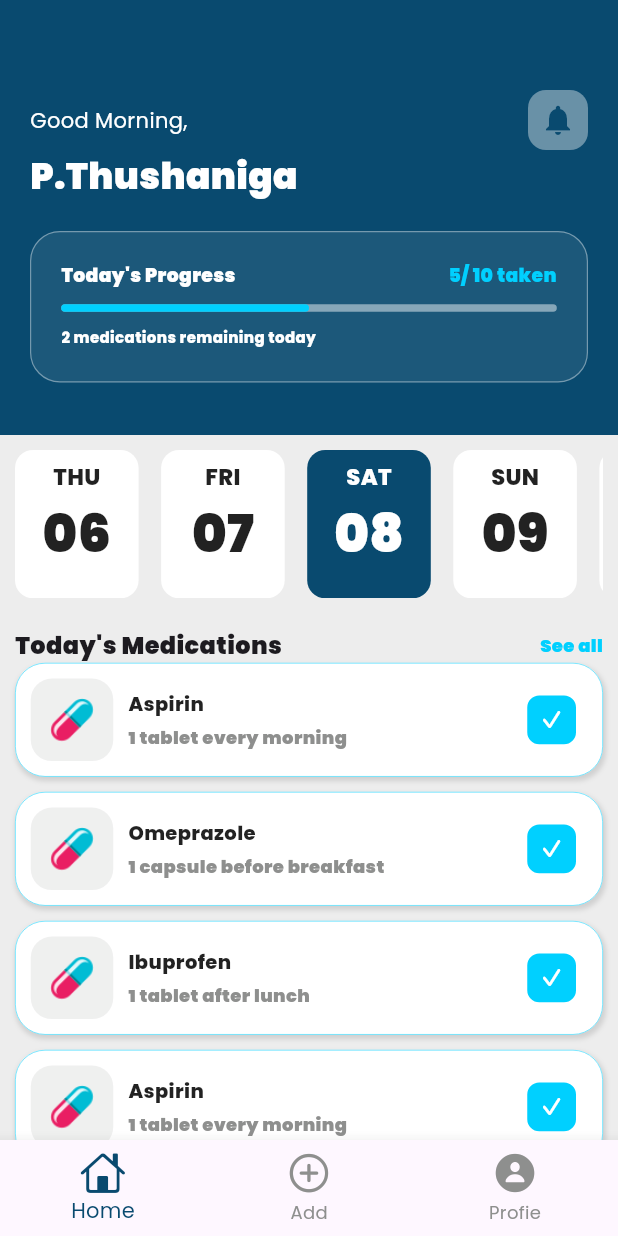
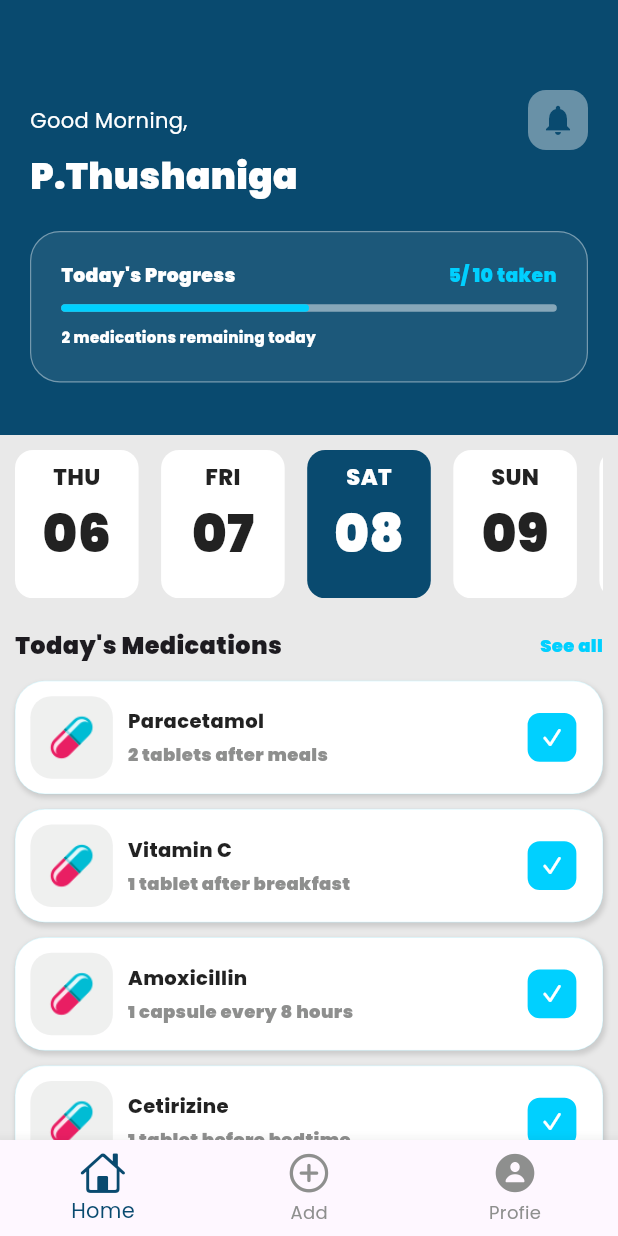
Before and after one commit to nipunagwdev-maker/mobi_health_care_app, a Flutter app: the screen it shows after launch, on a phone screen of 412 x 824 dp. Run offline on Flutter 3.47's test engine with Material 3 defaults, Android fonts, the phone set to English and light mode, and no system bars; our stand-ins replace google_fonts.

```diff
--- a/lib/data/user_data.dart
+++ b/lib/data/user_data.dart
@@ -11,17 +11,38 @@
   remainindDaysForTreatment: 30,
   medicineList: [
     Medicine(
-      medicineName: "Aspirin",
-      medicineDose: "1 tablet every morning",
-      successfullyDrinked: true,
-      medicineId: 6,
+      medicineName: "Paracetamol",
+      medicineDose: "2 tablets after meals",
+      successfullyDrinked: false,
+      medicineId: 0,
     ),
 
     Medicine(
-      medicineName: "Omeprazole",
-      medicineDose: "1 capsule before breakfast",
+      medicineName: "Vitamin C",
+      medicineDose: "1 tablet after breakfast",
+      successfullyDrinked: true,
+      medicineId: 1,
+    ),
+
+    Medicine(
+      medicineName: "Amoxicillin",
+      medicineDose: "1 capsule every 8 hours",
       successfullyDrinked: false,
-      medicineId: 7,
+      medicineId: 2,
+    ),
+
+    Medicine(
+      medicineName: "Cetirizine",
+      medicineDose: "1 tablet before bedtime",
+      successfullyDrinked: false,
+      medicineId: 3,
+    ),
+
+    Medicine(
+      medicineName: "Metformin",
+      medicineDose: "1 tablet after dinner",
+      successfullyDrinked: true,
+      medicineId: 4,
     ),
     Medicine(
       medicineName: "Ibuprofen",
@@ -36,5 +57,12 @@
       successfullyDrinked: true,
       medicineId: 6,
     ),
+
+    Medicine(
+      medicineName: "Omeprazole",
+      medicineDose: "1 capsule before breakfast",
+      successfullyDrinked: false,
+      medicineId: 7,
+    ),
   ],
 );
--- a/lib/main.dart
+++ b/lib/main.dart
@@ -1,7 +1,7 @@
 import 'package:flutter/material.dart';
 import 'package:google_fonts/google_fonts.dart';
 import 'package:mobi_health_care_app/constants/colors.dart';
-import 'package:mobi_health_care_app/pages/add_medicine.dart';
+import 'package:mobi_health_care_app/pages/add_medicine_page.dart';
 import 'package:mobi_health_care_app/pages/home_page.dart';
 import 'package:mobi_health_care_app/pages/profile_page.dart';
 import 'package:flutter/cupertino.dart';
@@ -20,7 +20,7 @@
 class _MyAppState extends State<MyApp> {
   //making a index for the rendering pages' list
   int _currentIndex = 0;
-  final List<Widget> _pages = [HomePage(), AddMedicine(), ProfilePage()];
+  final List<Widget> _pages = [HomePage(), AddMedicinePage(), ProfilePage()];
 
   @override
   Widget build(BuildContext context) {
--- a/lib/pages/home_page.dart
+++ b/lib/pages/home_page.dart
@@ -32,11 +32,11 @@
   Widget build(BuildContext context) {
     //use the built date and time here
     DateTime currentTime = DateTime.now();
-    String formetterDate = formetter.format(currentTime).toUpperCase();
-    String formatterDay = dayFormat.format(currentTime).toUpperCase();
+    formetter.format(currentTime).toUpperCase();
+    dayFormat.format(currentTime).toUpperCase();
 
     DateTime today = DateTime.now();
-    String newFormatterDate = date.format(today);
+    date.format(today);
 
     //a list about that days counting widget
 
@@ -46,7 +46,9 @@
     );
 
     return Scaffold(
-      body: SingleChildScrollView(
+      backgroundColor: kwidghtBgColor.withAlpha(010),
+      body: SafeArea(
+        child: SingleChildScrollView(
           child: Column(
             crossAxisAlignment: CrossAxisAlignment.start,
             children: [
@@ -160,21 +162,25 @@
                         ),
                       ),
 
+                      const SizedBox(height: 12),
                       //list widgets i'm gonna make
 
                       //make a list veiw  for medicines
-                    ListView.builder(
+                      SingleChildScrollView(
+                        child: ListView.builder(
                           shrinkWrap: true,
                           physics: NeverScrollableScrollPhysics(),
                           itemCount: userData.medicineList.length,
                           itemBuilder: (context, index) {
-                        Medicine mediListBlock = userData.medicineList[index];
+                            Medicine mediListBlock =
+                                userData.medicineList[index];
                             return MedicineItemCard(
                               medicineName: mediListBlock.medicineName,
                               medicineDose: mediListBlock.medicineDose,
                               isCompleted: mediListBlock.successfullyDrinked,
                             );
                           },
+                        ),
                       ),
                     ],
                   ),
@@ -183,6 +189,7 @@
             ],
           ),
         ),
+      ),
     );
   }
 }
--- a/lib/widgets/medicine_card.dart
+++ b/lib/widgets/medicine_card.dart
@@ -3,8 +3,7 @@
 import 'package:mobi_health_care_app/data/medicine_data.dart';
 import 'package:mobi_health_care_app/data/user_data.dart';
 
-import 'package:flutter/cupertino.dart';
-
+// ignore: must_be_immutable
 class MedicineCard extends StatefulWidget {
   int totalNumberOfMedicines;
   int numberOfDrinkedMedicines;
--- a/lib/widgets/medicine_item_card.dart
+++ b/lib/widgets/medicine_item_card.dart
@@ -26,7 +26,7 @@
       decoration: BoxDecoration(
         color: kMainWhite,
         borderRadius: BorderRadius.circular(20),
-        border: Border.all(color: kSecondaryColor.withAlpha(175), width: 0.5),
+        border: Border.all(color: kSecondaryColor.withAlpha(075), width: 0.25),
         boxShadow: [
           BoxShadow(
             color: Colors.black12,
```
Also changed, not shown: lib/pages/add_medicine.dart (deleted, +0 -15 lines), lib/pages/add_medicine_page.dart (added, +140 -0 lines), lib/pages/profile_page.dart (+12 -1 lines). Lines whose indentation alone changed are shown as unchanged.
